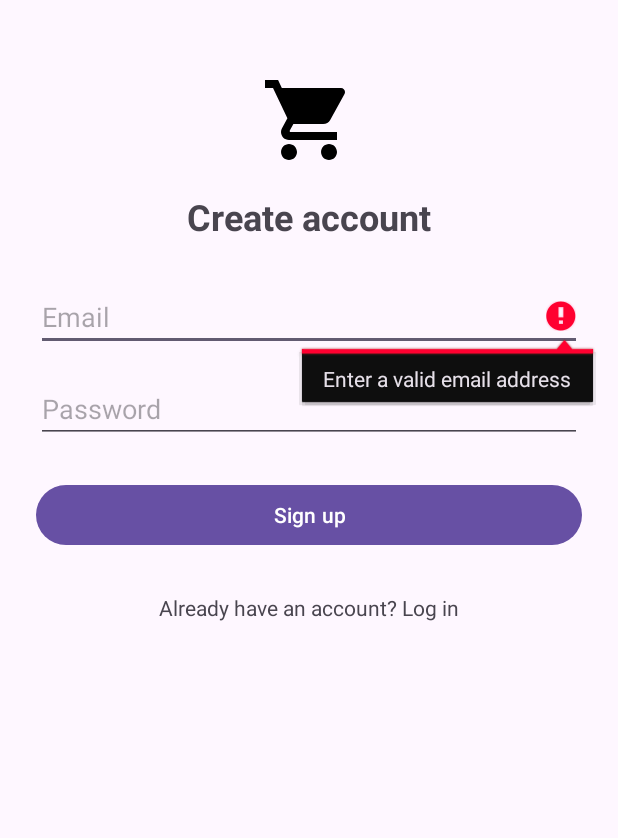
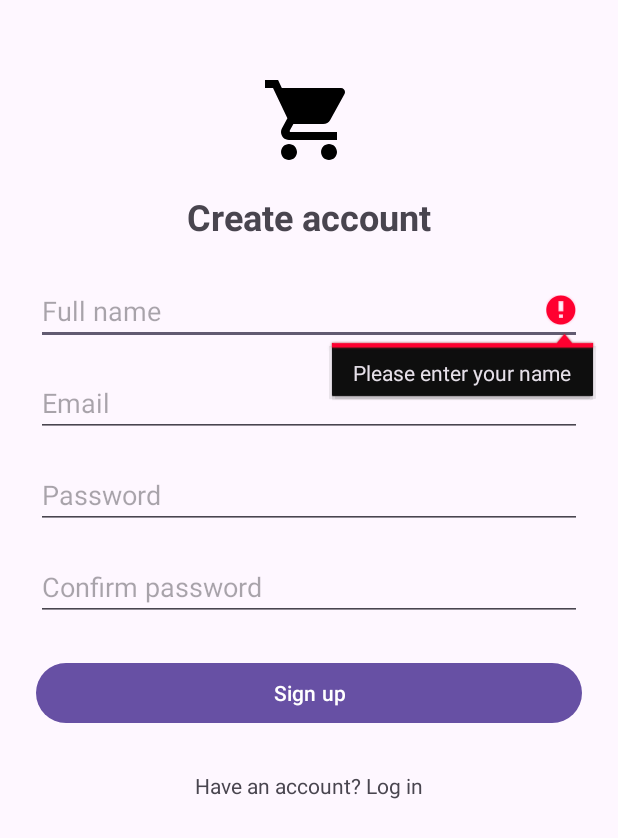
Before and after one commit to umairrahmadd/shopease-23cs56, an Android app: the SignUpActivity screen opened directly, with no data from a screen before it, after a tap on "Sign up", on a phone screen of 412 x 824 dp. Shown: the top 838 px of the screen. Run offline under Robolectric (Android 15) with nearby library versions, the phone set to English and light mode, and no system bars; our stand-ins replace Firebase (no records; nobody signed in at launch, a user with empty details on screens opened directly).

Commit message:
feat(auth): add sign up screen and save user profile

```diff
--- a/app/src/main/java/pk/edu/nfciet/shopease/SignUpActivity.java
+++ b/app/src/main/java/pk/edu/nfciet/shopease/SignUpActivity.java
@@ -14,14 +14,21 @@ import android.widget.Toast;
 import androidx.appcompat.app.AppCompatActivity;
 
 import com.google.firebase.auth.FirebaseAuth;
+import com.google.firebase.auth.FirebaseUser;
+import com.google.firebase.firestore.FieldValue;
+import com.google.firebase.firestore.FirebaseFirestore;
+
+import java.util.HashMap;
+import java.util.Map;
 
 public class SignUpActivity extends AppCompatActivity {
 
-    private EditText etEmail, etPassword;
+    private EditText etName, etEmail, etPassword, etConfirm;
     private Button btnSignUp;
     private ProgressBar progress;
     private TextView tvGoToLogin;
     private FirebaseAuth auth;
+    private FirebaseFirestore db;
 
     @Override
     protected void onCreate(Bundle savedInstanceState) {
@@ -29,9 +36,12 @@ public class SignUpActivity extends AppCompatActivity {
         setContentView(R.layout.activity_sign_up);
 
         auth = FirebaseAuth.getInstance();
+        db = FirebaseFirestore.getInstance();
 
+        etName = findViewById(R.id.etName);
         etEmail = findViewById(R.id.etEmail);
         etPassword = findViewById(R.id.etPassword);
+        etConfirm = findViewById(R.id.etConfirm);
         btnSignUp = findViewById(R.id.btnSignUp);
         progress = findViewById(R.id.progress);
         tvGoToLogin = findViewById(R.id.tvGoToLogin);
@@ -44,8 +54,16 @@ public class SignUpActivity extends AppCompatActivity {
     }
 
     private void attemptSignUp() {
+        String name = etName.getText().toString().trim();
         String email = etEmail.getText().toString().trim();
         String password = etPassword.getText().toString();
+        String confirm = etConfirm.getText().toString();
+
+        if (TextUtils.isEmpty(name)) {
+            etName.setError(getString(R.string.err_name));
+            etName.requestFocus();
+            return;
+        }
 
         if (TextUtils.isEmpty(email) || !Patterns.EMAIL_ADDRESS.matcher(email).matches()) {
             etEmail.setError(getString(R.string.err_email));
@@ -59,21 +77,53 @@ public class SignUpActivity extends AppCompatActivity {
             return;
         }
 
+        if (!password.equals(confirm)) {
+            etConfirm.setError(getString(R.string.err_match));
+            etConfirm.requestFocus();
+            return;
+        }
+
         setLoading(true);
         auth.createUserWithEmailAndPassword(email, password)
                 .addOnCompleteListener(this, task -> {
-                    setLoading(false);
                     if (task.isSuccessful()) {
-                        Intent intent = new Intent(this, ProductListActivity.class);
-                        intent.addFlags(Intent.FLAG_ACTIVITY_CLEAR_TOP | Intent.FLAG_ACTIVITY_NEW_TASK);
-                        startActivity(intent);
-                        finish();
+                        FirebaseUser user = auth.getCurrentUser();
+                        if (user == null) {
+                            setLoading(false);
+                            Toast.makeText(this, getString(R.string.err_login_failed), Toast.LENGTH_LONG).show();
+                            return;
+                        }
+                        saveUserProfile(user.getUid(), name, email);
                     } else {
+                        setLoading(false);
                         String msg = task.getException() != null
                                 ? task.getException().getMessage()
                                 : getString(R.string.err_login_failed);
                         Toast.makeText(this, msg, Toast.LENGTH_LONG).show();
                     }
+                });
+    }
+
+    private void saveUserProfile(String uid, String name, String email) {
+        Map<String, Object> profile = new HashMap<>();
+        profile.put("name", name);
+        profile.put("email", email);
+        profile.put("createdAt", FieldValue.serverTimestamp());
+
+        db.collection("users")
+                .document(uid)
+                .set(profile)
+                .addOnSuccessListener(unused -> {
+                    setLoading(false);
+                    Intent intent = new Intent(this, ProductListActivity.class);
+                    intent.setFlags(Intent.FLAG_ACTIVITY_NEW_TASK | Intent.FLAG_ACTIVITY_CLEAR_TASK);
+                    startActivity(intent);
+                    finish();
+                })
+                .addOnFailureListener(e -> {
+                    setLoading(false);
+                    String msg = e.getMessage() != null ? e.getMessage() : getString(R.string.err_login_failed);
+                    Toast.makeText(this, msg, Toast.LENGTH_LONG).show();
                 });
     }
 
--- a/app/src/main/res/layout/activity_sign_up.xml
+++ b/app/src/main/res/layout/activity_sign_up.xml
@@ -27,22 +27,40 @@
             android:textStyle="bold" />
 
         <EditText
+            android:id="@+id/etName"
+            android:layout_width="match_parent"
+            android:layout_height="wrap_content"
+            android:layout_marginTop="24dp"
+            android:autofillHints="name"
+            android:hint="Full name"
+            android:inputType="textPersonName" />
+
+        <EditText
             android:id="@+id/etEmail"
             android:layout_width="match_parent"
             android:layout_height="wrap_content"
-            android:layout_marginTop="28dp"
+            android:layout_marginTop="16dp"
+            android:autofillHints="emailAddress"
             android:hint="Email"
-            android:inputType="textEmailAddress"
-            android:autofillHints="emailAddress" />
+            android:inputType="textEmailAddress" />
 
         <EditText
             android:id="@+id/etPassword"
             android:layout_width="match_parent"
             android:layout_height="wrap_content"
             android:layout_marginTop="16dp"
+            android:autofillHints="newPassword"
             android:hint="Password"
-            android:inputType="textPassword"
-            android:autofillHints="newPassword" />
+            android:inputType="textPassword" />
+
+        <EditText
+            android:id="@+id/etConfirm"
+            android:layout_width="match_parent"
+            android:layout_height="wrap_content"
+            android:layout_marginTop="16dp"
+            android:autofillHints="newPassword"
+            android:hint="Confirm password"
+            android:inputType="textPassword" />
 
         <Button
             android:id="@+id/btnSignUp"
@@ -64,7 +82,7 @@
             android:layout_height="wrap_content"
             android:layout_marginTop="20dp"
             android:padding="8dp"
-            android:text="Already have an account? Log in" />
+            android:text="Have an account? Log in" />
 
     </LinearLayout>
 </ScrollView>
--- a/app/src/main/res/values/strings.xml
+++ b/app/src/main/res/values/strings.xml
@@ -1,8 +1,10 @@
 <resources>
     <string name="app_name">ShopEase</string>
     <string name="tagline">Shop smart, shop easy</string>
+    <string name="err_name">Please enter your name</string>
     <string name="err_email">Enter a valid email address</string>
     <string name="err_password">Password must be at least 6 characters</string>
+    <string name="err_match">Passwords do not match</string>
     <string name="err_login_failed">Sign in failed. Please try again.</string>
     <string name="reset_email_sent">Password reset email sent</string>
     <string name="err_reset_failed">Unable to send password reset email</string>
```
